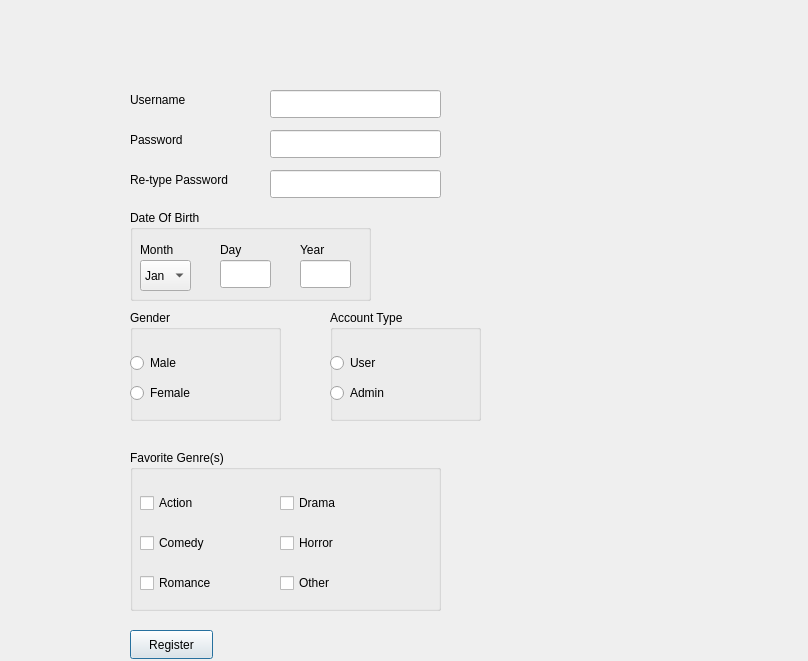
First picture: the form in registerwindow.ui, repository zahaby21/QT-Pair-Lab-Assignment, before the edit.
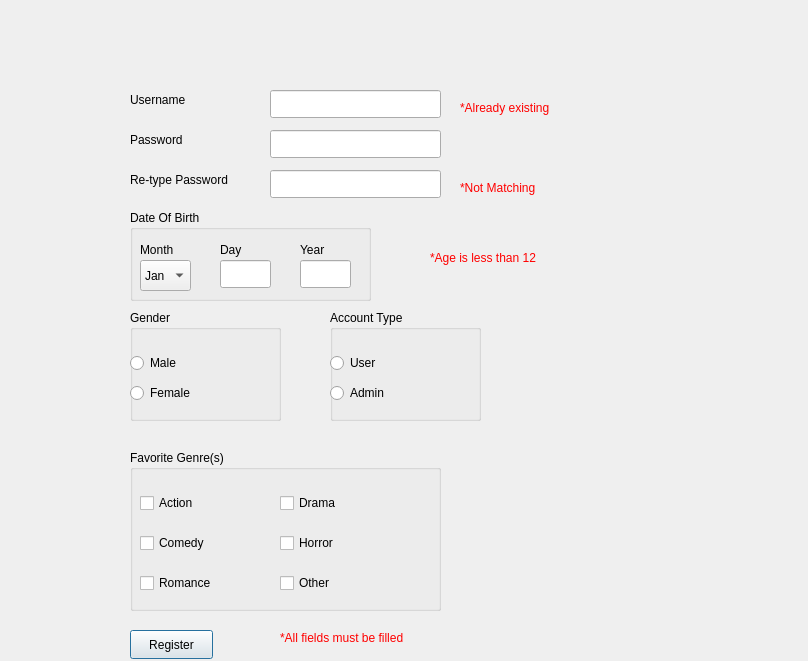
Second picture: the form after the edit.

Patch:
```diff
--- a/registerwindow.ui
+++ b/registerwindow.ui
@@ -412,6 +412,58 @@
     <string>Register</string>
    </property>
   </widget>
+  <widget class="QLabel" name="errorUsername">
+   <property name="geometry">
+    <rect>
+     <x>460</x>
+     <y>100</y>
+     <width>131</width>
+     <height>16</height>
+    </rect>
+   </property>
+   <property name="text">
+    <string>&lt;html&gt;&lt;head/&gt;&lt;body&gt;&lt;p&gt;&lt;span style=&quot; color:#ff0000;&quot;&gt;*Already existing&lt;/span&gt;&lt;/p&gt;&lt;/body&gt;&lt;/html&gt;</string>
+   </property>
+  </widget>
+  <widget class="QLabel" name="errorRepass">
+   <property name="geometry">
+    <rect>
+     <x>460</x>
+     <y>180</y>
+     <width>121</width>
+     <height>16</height>
+    </rect>
+   </property>
+   <property name="text">
+    <string>&lt;html&gt;&lt;head/&gt;&lt;body&gt;&lt;p&gt;&lt;span style=&quot; color:#ff0000;&quot;&gt;*Not Matching&lt;/span&gt;&lt;/p&gt;&lt;/body&gt;&lt;/html&gt;</string>
+   </property>
+  </widget>
+  <widget class="QLabel" name="errorAge">
+   <property name="geometry">
+    <rect>
+     <x>430</x>
+     <y>250</y>
+     <width>121</width>
+     <height>16</height>
+    </rect>
+   </property>
+   <property name="text">
+    <string>&lt;html&gt;&lt;head/&gt;&lt;body&gt;&lt;p&gt;&lt;span style=&quot; color:#ff0000;&quot;&gt;*Age is less than 12&lt;/span&gt;&lt;/p&gt;&lt;/body&gt;&lt;/html&gt;</string>
+   </property>
+  </widget>
+  <widget class="QLabel" name="errorFields">
+   <property name="geometry">
+    <rect>
+     <x>280</x>
+     <y>630</y>
+     <width>151</width>
+     <height>16</height>
+    </rect>
+   </property>
+   <property name="text">
+    <string>&lt;html&gt;&lt;head/&gt;&lt;body&gt;&lt;p&gt;&lt;span style=&quot; color:#ff0000;&quot;&gt;*All fields must be filled&lt;/span&gt;&lt;/p&gt;&lt;/body&gt;&lt;/html&gt;</string>
+   </property>
+  </widget>
  </widget>
  <resources/>
  <connections/>
```
